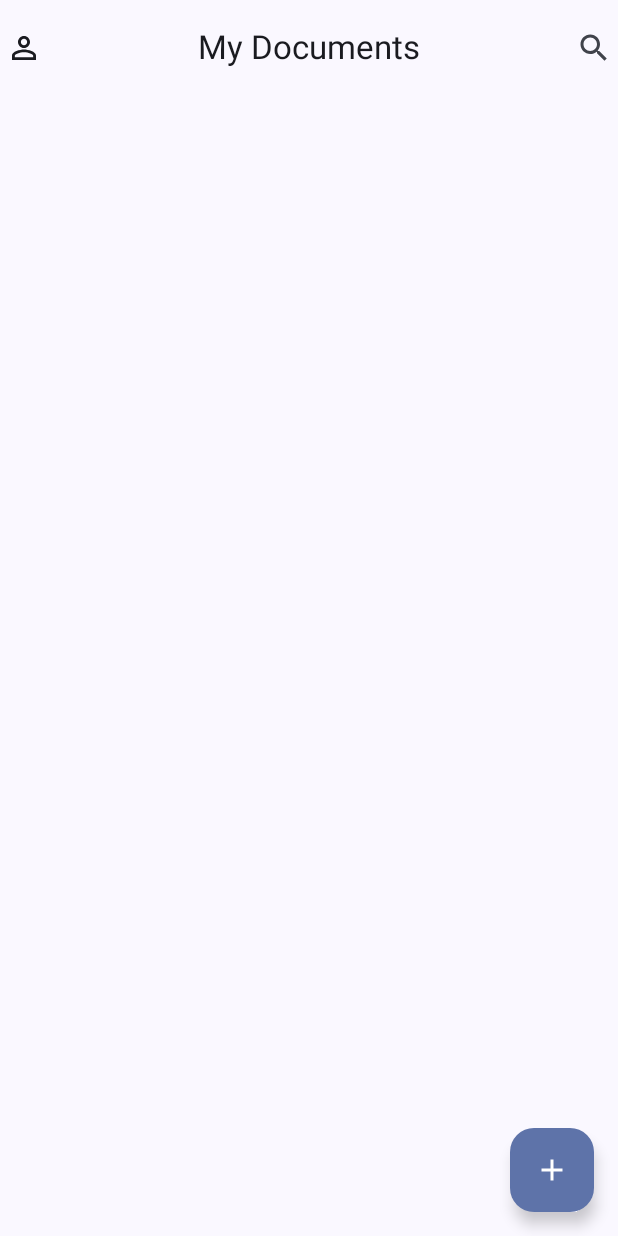
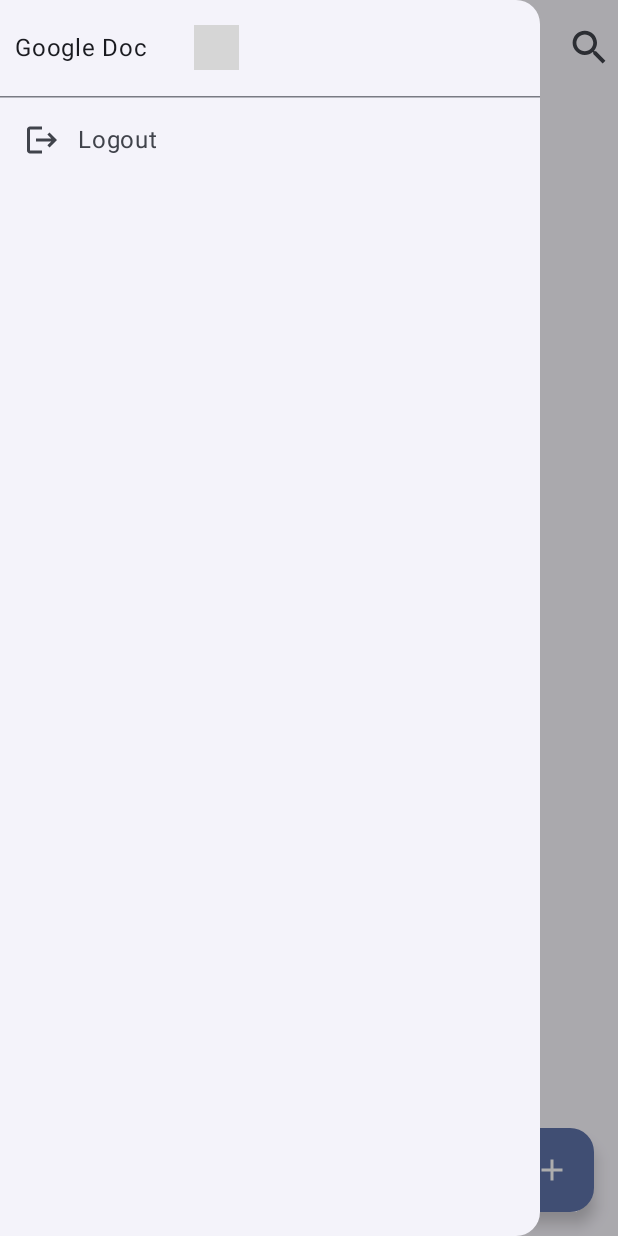
Before and after one commit to mohitdamke/GoogleDoc, an Android app built with Jetpack Compose: the HomeScreen screen opened through its navigation route, on a phone screen of 412 x 824 dp. Run offline under Robolectric (Android 15) with nearby library versions, the phone set to English and light mode, and no system bars; our stand-ins replace Dagger/Hilt's generated code, Firebase (no records; nobody signed in at launch, a user with empty details on screens opened directly), Room's generated code, livedata-compose; 10 statements that could not run were skipped; grey boxes are pictures that could not be loaded.

Commit message:
search, side bar ui

```diff
--- a/app/src/main/java/com/example/googledoc/domain/repository/DocumentRepository.kt
+++ b/app/src/main/java/com/example/googledoc/domain/repository/DocumentRepository.kt
@@ -1,20 +1,12 @@
 package com.example.googledoc.domain.repository
 
-import android.content.Context
-import androidx.room.Room
 import com.example.googledoc.common.Database
 import com.example.googledoc.data.Document
-import com.example.googledoc.domain.DocumentDao
-import com.example.googledoc.domain.DocumentDatabase
 import com.google.firebase.firestore.FirebaseFirestore
-import dagger.hilt.android.qualifiers.ApplicationContext
 import kotlinx.coroutines.tasks.await
 import javax.inject.Inject
 
-class DocumentRepository @Inject constructor(
-    @ApplicationContext private val context: Context,
-    private val documentDao: DocumentDao
-) {
+class DocumentRepository @Inject constructor() {
 
     private val db = FirebaseFirestore.getInstance()
 
--- a/app/src/main/java/com/example/googledoc/presentation/HomeScreen.kt
+++ b/app/src/main/java/com/example/googledoc/presentation/HomeScreen.kt
@@ -1,13 +1,16 @@
 package com.example.googledoc.presentation
 
+import androidx.compose.foundation.Image
 import androidx.compose.foundation.clickable
 import androidx.compose.foundation.layout.Arrangement
 import androidx.compose.foundation.layout.Box
 import androidx.compose.foundation.layout.Column
 import androidx.compose.foundation.layout.Row
+import androidx.compose.foundation.layout.Spacer
 import androidx.compose.foundation.layout.fillMaxSize
 import androidx.compose.foundation.layout.fillMaxWidth
 import androidx.compose.foundation.layout.padding
+import androidx.compose.foundation.layout.size
 import androidx.compose.foundation.lazy.LazyColumn
 import androidx.compose.foundation.lazy.items
 import androidx.compose.material.icons.Icons
@@ -15,9 +18,11 @@ import androidx.compose.material.icons.filled.Add
 import androidx.compose.material.icons.filled.Check
 import androidx.compose.material.icons.filled.Delete
 import androidx.compose.material.icons.filled.Download
+import androidx.compose.material.icons.filled.Logout
 import androidx.compose.material.icons.filled.MoreVert
 import androidx.compose.material.icons.filled.PersonOutline
 import androidx.compose.material.icons.filled.Search
+import androidx.compose.material.icons.filled.ViewHeadline
 import androidx.compose.material3.CenterAlignedTopAppBar
 import androidx.compose.material3.CircularProgressIndicator
 import androidx.compose.material3.DrawerValue
@@ -33,6 +38,7 @@ import androidx.compose.material3.NavigationDrawerItem
 import androidx.compose.material3.Scaffold
 import androidx.compose.material3.Text
 import androidx.compose.material3.TextButton
+import androidx.compose.material3.TopAppBarDefaults
 import androidx.compose.material3.rememberDrawerState
 import androidx.compose.runtime.Composable
 import androidx.compose.runtime.LaunchedEffect
@@ -41,17 +47,22 @@ import androidx.compose.runtime.livedata.observeAsState
 import androidx.compose.runtime.mutableStateOf
 import androidx.compose.runtime.remember
 import androidx.compose.runtime.rememberCoroutineScope
+import androidx.compose.runtime.saveable.rememberSaveable
 import androidx.compose.runtime.setValue
 import androidx.compose.ui.Alignment
 import androidx.compose.ui.Modifier
 import androidx.compose.ui.platform.LocalContext
+import androidx.compose.ui.res.painterResource
 import androidx.compose.ui.unit.dp
 import androidx.hilt.navigation.compose.hiltViewModel
 import androidx.lifecycle.viewmodel.compose.viewModel
 import androidx.navigation.NavController
+import com.example.googledoc.R
 import com.example.googledoc.common.FormatTimestamp
 import com.example.googledoc.data.Document
 import com.example.googledoc.navigation.routes.Routes
+import com.example.googledoc.size.FontDim
+import com.example.googledoc.size.TextDim
 import com.example.googledoc.viewmodel.DocumentViewModel
 import com.example.googledoc.viewmodel.LoginViewModel
 import com.google.firebase.auth.ktx.auth
@@ -64,58 +75,88 @@ fun HomeScreen(
     modifier: Modifier = Modifier, navController: NavController
 ) {
     val documentViewModel: DocumentViewModel = hiltViewModel()
-    // Observe the list of documents
     val documents by documentViewModel.documents.observeAsState(emptyList())
     val isLoading by documentViewModel.isLoading.observeAsState(false)
     val offlineStatusMap by documentViewModel.offlineStatusMap.observeAsState(emptyMap())
     val currentUser = Firebase.auth.currentUser?.uid
-    var documentToShare by remember { mutableStateOf<String?>(null) }
-    var showShareDialog by remember { mutableStateOf(false) }
     val loginViewModel: LoginViewModel = viewModel()
     val context = LocalContext.current
     // Fetch the user's documents when this screen loads
     LaunchedEffect(Unit) {
         documentViewModel.fetchDocument(documentId = currentUser!!)
     }
-
-    val drawerState = rememberDrawerState(initialValue = DrawerValue.Closed)
+    val drawerState = rememberDrawerState(initialValue = DrawerValue.Open)
     val scope = rememberCoroutineScope()
-    ModalNavigationDrawer(
-        drawerState = drawerState,
-        drawerContent = {
+    ModalNavigationDrawer(drawerState = drawerState, drawerContent = {
             ModalDrawerSheet {
-                Text("Drawer title", modifier = Modifier.padding(16.dp))
+                Spacer(modifier = modifier.padding(top = 10.dp))
+                Text(
+                    text = "Google Doc",
+                    fontSize = TextDim.titleTextSize,
+                    fontFamily = FontDim.Bold,
+                    modifier = Modifier.padding(10.dp)
+                )
+                Spacer(modifier = modifier.padding(top = 10.dp))
                 HorizontalDivider()
                 NavigationDrawerItem(
-                    label = { Text(text = "Drawer Item") },
+                    label = { Text(text = "Logout") },
+                    icon = {
+                        Icon(
+                            imageVector = Icons.Default.Logout,
+                            contentDescription = "logout"
+                        )
+                    },
                     selected = false,
-                    onClick = { /*TODO*/ }
-                )
-                TextButton(onClick = {
+                    onClick = {
                         loginViewModel.signOut()
                         navController.navigate(Routes.Login.route) {
                             popUpTo(0) // Clear the backstack
                         }
+                    }
+                )
+            }
         }) {
-                    Text("Logout")
-                }
+        Scaffold(topBar = {
+            CenterAlignedTopAppBar(
+                title = {
+                    Row(
+                        modifier = modifier.fillMaxWidth(),
+                        horizontalArrangement = Arrangement.Center,
+                        verticalAlignment = Alignment.CenterVertically
+                    ) {
+                        Image(
+                            painter = painterResource(id = R.drawable.googledoc),
+                            contentDescription = "doc",
+                            modifier = modifier.size(30.dp)
+                        )
+                        Spacer(modifier = modifier.padding(start = 10.dp))
+                        Text(
+                            text = "Google Doc",
+                            fontSize = TextDim.titleTextSize,
+                            fontFamily = FontDim.Bold,
+                            modifier = Modifier
+                        )
                     }
                 },
-    ) {
-        Scaffold(topBar = {
-            CenterAlignedTopAppBar(title = { Text("My Documents") },
+
                 actions = {
                     Icon(
                         imageVector = Icons.Default.Search,
                         contentDescription = "search",
-                        modifier = modifier.clickable {
+                        modifier = modifier
+                            .clickable {
                                 navController.navigate(Routes.Search.route)
-                        })
-                }, navigationIcon = {
+                            }
+                            .size(30.dp)
+                    )
+                },
+                navigationIcon = {
                     Icon(
-                        imageVector = Icons.Default.PersonOutline,
+                        imageVector = Icons.Default.ViewHeadline,
                         contentDescription = "more",
-                        modifier = modifier.clickable {
+                        modifier = modifier
+                            .size(30.dp)
+                            .clickable {
                                 scope.launch {
                                     drawerState.apply {
                                         if (isClosed) open() else close()
@@ -145,22 +186,24 @@ fun HomeScreen(
                         .fillMaxSize()
                         .padding(paddingValues)
                 ) {
-
                     LazyColumn(modifier = modifier.padding(16.dp)) {
                         items(documents) { document ->
-                            DocumentItem(document = document, onClick = {
+                            DocumentItem(document = document,
+                                onClick = {
                                     navController.navigate(
                                         Routes.View.route.replace(
                                             "{documentId}", document.documentId
                                         )
                                     )
-                            }, onDelete = {
+                                },
+                                onDelete = {
                                     documentViewModel.deleteDocument(document.documentId)
                                 },
                                 onShare = {
 
                                 },
-                                isOffline = offlineStatusMap[document.documentId] ?: false,                                onToggleOffline = { save ->
+                                isOffline = offlineStatusMap[document.documentId] ?: false,
+                                onToggleOffline = { save ->
                                     if (save) {
                                         documentViewModel.saveDocumentOffline(
                                             context = context,
@@ -223,56 +266,3 @@ fun DocumentItem(
         }
     }
 }
-
-//
-//@Composable
-//fun ShareDocumentDialog(documentId: String, onDismiss: () -> Unit, viewModel: DocumentViewModel) {
-//    var email by remember { mutableStateOf("") }
-//    var permission by remember { mutableStateOf("view") }
-//
-//    AlertDialog(
-//        onDismissRequest = onDismiss,
-//        title = { Text("Share Document") },
-//        text = {
-//            Column {
-//                OutlinedTextField(
-//                    value = email,
-//                    onValueChange = { email = it },
-//                    label = { Text("User Email") }
-//                )
-//                Spacer(modifier = Modifier.height(8.dp))
-//                Text("Permission")
-//                Row {
-//                    RadioButton(
-//                        selected = permission == "view",
-//                        onClick = { permission = "view" }
-//                    )
-//                    Text("View", modifier = Modifier.padding(start = 8.dp))
-//                    RadioButton(
-//                        selected = permission == "edit",
-//                        onClick = { permission = "edit" }
-//                    )
-//                    Text("Edit", modifier = Modifier.padding(start = 8.dp))
-//                }
-//            }
-//        },
-//        confirmButton = {
-//            Button(onClick = {
-//                viewModel.shareDocument(
-//
-//                    documentId = documentId,
-//                    email = email,
-//                    permission = permission
-//                )
-//                onDismiss()
-//            }) {
-//                Text("Share")
-//            }
-//        },
-//        dismissButton = {
-//            Button(onClick = onDismiss) {
-//                Text("Cancel")
-//            }
-//        }
-//    )
-//}
--- a/app/src/main/java/com/example/googledoc/presentation/LoginScreen.kt
+++ b/app/src/main/java/com/example/googledoc/presentation/LoginScreen.kt
@@ -3,35 +3,50 @@ package com.example.googledoc.presentation
 import android.app.Activity
 import androidx.activity.compose.rememberLauncherForActivityResult
 import androidx.activity.result.contract.ActivityResultContracts
+import androidx.compose.foundation.Image
 import androidx.compose.foundation.layout.Arrangement
 import androidx.compose.foundation.layout.Column
+import androidx.compose.foundation.layout.Row
+import androidx.compose.foundation.layout.Spacer
 import androidx.compose.foundation.layout.fillMaxSize
+import androidx.compose.foundation.layout.fillMaxWidth
 import androidx.compose.foundation.layout.padding
+import androidx.compose.foundation.layout.size
+import androidx.compose.foundation.layout.width
 import androidx.compose.material3.Button
+import androidx.compose.material3.ButtonDefaults
 import androidx.compose.material3.Text
 import androidx.compose.runtime.Composable
 import androidx.compose.runtime.LaunchedEffect
 import androidx.compose.ui.Alignment
 import androidx.compose.ui.Modifier
+import androidx.compose.ui.graphics.Color
 import androidx.compose.ui.platform.LocalContext
+import androidx.compose.ui.res.painterResource
+import androidx.compose.ui.text.style.TextAlign
+import androidx.compose.ui.tooling.preview.Preview
 import androidx.compose.ui.unit.dp
 import androidx.compose.ui.unit.sp
 import androidx.lifecycle.viewmodel.compose.viewModel
 import androidx.navigation.NavController
+import com.example.googledoc.R
 import com.example.googledoc.navigation.routes.Routes
+import com.example.googledoc.size.FontDim
+import com.example.googledoc.size.TextDim
 import com.example.googledoc.viewmodel.LoginViewModel
 import com.google.android.gms.auth.api.signin.GoogleSignIn
 import com.google.android.gms.common.api.ApiException
 
+
 @Composable
-fun LoginScreen(navController: NavController) {
+fun LoginScreen(modifier: Modifier = Modifier, navController: NavController) {
     val loginViewModel: LoginViewModel = viewModel()
     val activity = LocalContext.current as Activity
 
     // Check if the user is already logged in
     if (loginViewModel.isUserLoggedIn()) {
         LaunchedEffect(Unit) {
-            navController.navigate(Routes.Home.route){
+            navController.navigate(Routes.Home.route) {
                 popUpTo(0) // Clear backstack
             }
         }
@@ -51,28 +66,94 @@ fun LoginScreen(navController: NavController) {
                     }
                 } else {
                     // Handle login failure
-                    loginViewModel.showErrorMessage(activity, "Authentication failed. Please try again.")
+                    loginViewModel.showErrorMessage(
+                        activity, "Authentication failed. Please try again."
+                    )
                 }
             }
         } catch (e: ApiException) {
-            loginViewModel.showErrorMessage(activity, "Google Sign-In failed: ${e.localizedMessage}")
+            loginViewModel.showErrorMessage(
+                activity, "Google Sign-In failed: ${e.localizedMessage}"
+            )
         }
     }
 
     Column(
         modifier = Modifier
             .fillMaxSize()
-            .padding(16.dp),
+            .padding(20.dp),
         horizontalAlignment = Alignment.CenterHorizontally,
-        verticalArrangement = Arrangement.Center
     ) {
-        Text(text = "Welcome to Google Doc App", fontSize = 24.sp, modifier = Modifier.padding(bottom = 32.dp))
 
-        Button(onClick = {
-            val signInIntent = loginViewModel.getGoogleSignInClient(activity).signInIntent
-            launcher.launch(signInIntent)
-        }) {
-            Text("Sign in with Google")
+        Spacer(modifier = modifier.padding(top = 100.dp))
+        Column(
+            modifier = Modifier.padding(50.dp),
+            horizontalAlignment = Alignment.CenterHorizontally,
+        ) {
+
+            Row(
+                modifier = modifier.fillMaxWidth(),
+                horizontalArrangement = Arrangement.Center,
+                verticalAlignment = Alignment.CenterVertically
+            ) {
+                Image(
+                    painter = painterResource(id = R.drawable.googledoc),
+                    contentDescription = "doc",
+                    modifier = modifier.size(30.dp)
+                )
+                Spacer(modifier = modifier.padding(start = 10.dp))
+                Text(
+                    text = "Google Doc",
+                    fontSize = TextDim.titleTextSize,
+                    fontFamily = FontDim.Bold,
+                    modifier = Modifier
+                )
+            }
+            Spacer(modifier = modifier.padding(top = 20.dp))
+
+            Text(
+                text = "Collaborate in real-time with your team",
+                fontSize = TextDim.bodyTextSize,
+                fontFamily = FontDim.Bold,
+                textAlign = TextAlign.Center,
+                color = Color.Gray
+            )
+        }
+        Spacer(modifier = modifier.padding(top = 200.dp))
+
+        Button(
+            onClick = {
+                val signInIntent = loginViewModel.getGoogleSignInClient(activity).signInIntent
+                launcher.launch(signInIntent)
+            },
+            colors = ButtonDefaults.buttonColors(Color.White), // Set button background to white
+            modifier = modifier
+                .fillMaxWidth()
+                .padding(10.dp),
+            elevation = ButtonDefaults.elevatedButtonElevation(2.dp) // Remove button shadow for flat look
+        ) {
+            Row(
+                modifier = Modifier.fillMaxWidth(),
+                verticalAlignment = Alignment.CenterVertically // Center items vertically
+            ) {
+                Image(
+                    painter = painterResource(id = R.drawable.google),
+                    contentDescription = "Google",
+                    modifier = Modifier.size(30.dp) // Set image size
+                )
+
+                Spacer(modifier = Modifier.width(8.dp)) // Add space between image and text
+
+                Text(
+                    text = "Sign in with Google",
+                    fontFamily = FontDim.Regular,
+                    fontSize = TextDim.tertiaryTextSize,
+                    modifier = Modifier.weight(1f), // Text takes up remaining space
+                    textAlign = TextAlign.Center, // Center the text horizontally
+                    color = Color.Black // Set text color to black for contrast on white button
+                )
+            }
         }
     }
+
 }
--- a/app/src/main/java/com/example/googledoc/presentation/SearchScreen.kt
+++ b/app/src/main/java/com/example/googledoc/presentation/SearchScreen.kt
@@ -1,8 +1,10 @@
 package com.example.googledoc.presentation
 
 import androidx.compose.foundation.clickable
+import androidx.compose.foundation.layout.Arrangement
 import androidx.compose.foundation.layout.Column
 import androidx.compose.foundation.layout.Spacer
+import androidx.compose.foundation.layout.fillMaxSize
 import androidx.compose.foundation.layout.fillMaxWidth
 import androidx.compose.foundation.layout.height
 import androidx.compose.foundation.layout.padding
@@ -11,6 +13,7 @@ import androidx.compose.foundation.lazy.items
 import androidx.compose.foundation.shape.RoundedCornerShape
 import androidx.compose.material.icons.Icons
 import androidx.compose.material.icons.filled.Delete
+import androidx.compose.material.icons.filled.Search
 import androidx.compose.material3.Card
 import androidx.compose.material3.CardDefaults
 import androidx.compose.material3.Icon
@@ -25,7 +28,9 @@ import androidx.compose.runtime.livedata.observeAsState
 import androidx.compose.runtime.mutableStateOf
 import androidx.compose.runtime.remember
 import androidx.compose.runtime.setValue
+import androidx.compose.ui.Alignment
 import androidx.compose.ui.Modifier
+import androidx.compose.ui.graphics.Color
 import androidx.compose.ui.text.style.TextAlign
 import androidx.compose.ui.unit.dp
 import androidx.hilt.navigation.compose.hiltViewModel
@@ -33,10 +38,13 @@ import androidx.navigation.NavController
 import com.example.googledoc.common.FormatTimestamp
 import com.example.googledoc.data.Document
 import com.example.googledoc.navigation.routes.Routes
+import com.example.googledoc.size.FontDim
+import com.example.googledoc.size.TextDim
 import com.example.googledoc.viewmodel.DocumentViewModel
 
 @Composable
 fun SearchScreen(
+    modifier: Modifier = Modifier,
     navController: NavController
 ) {
     val documentViewModel: DocumentViewModel = hiltViewModel()
@@ -62,27 +70,48 @@ fun SearchScreen(
             OutlinedTextField(
                 value = searchQuery,
                 onValueChange = { query -> searchQuery = query },
-                label = { Text("Search") },
+                placeholder = { Text("Search") },
                 modifier = Modifier.fillMaxWidth(),
-                shape = RoundedCornerShape(8.dp)
+                shape = RoundedCornerShape(100.dp), trailingIcon = {
+                    Icon(imageVector = Icons.Default.Search, contentDescription = "search")
+                }
             )
 
             Spacer(modifier = Modifier.height(20.dp))
 
             if (searchQuery.isEmpty()) {
                 // Show placeholder or empty state
+                Column(
+                    modifier = modifier.fillMaxSize(),
+                    horizontalAlignment = Alignment.CenterHorizontally,
+                    verticalArrangement = Arrangement.Center
+                ) {
+
                     Text(
                         text = "Start typing to search for documents",
-                    style = MaterialTheme.typography.labelMedium,
-                    modifier = Modifier, textAlign = TextAlign.Center
+                        fontSize = TextDim.bodyTextSize,
+                        fontFamily = FontDim.Bold,
+                        textAlign = TextAlign.Center,
+                        color = Color.Gray
                     )
+
+                }
             } else if (filteredDocuments.isEmpty()) {
+                Column(
+                    modifier = modifier.fillMaxSize(),
+                    horizontalAlignment = Alignment.CenterHorizontally,
+                    verticalArrangement = Arrangement.Center
+                ) {
+
                     // Show no results message
                     Text(
                         text = "No documents found",
-                    style = MaterialTheme.typography.bodyLarge,
-                    modifier = Modifier, textAlign = TextAlign.Center
+                        fontSize = TextDim.bodyTextSize,
+                        fontFamily = FontDim.Bold,
+                        textAlign = TextAlign.Center,
+                        color = Color.Gray
                     )
+                }
             } else {
                 // Display filtered documents
                 // Display filtered documents
--- a/app/src/main/res/values/colors.xml
+++ b/app/src/main/res/values/colors.xml
@@ -7,4 +7,5 @@
     <color name="teal_700">#FF018786</color>
     <color name="black">#FF000000</color>
     <color name="white">#FFFFFFFF</color>
+    <color name="dark_black">#181A1C</color>
 </resources>
```
Lines whose indentation alone changed are shown as unchanged.
